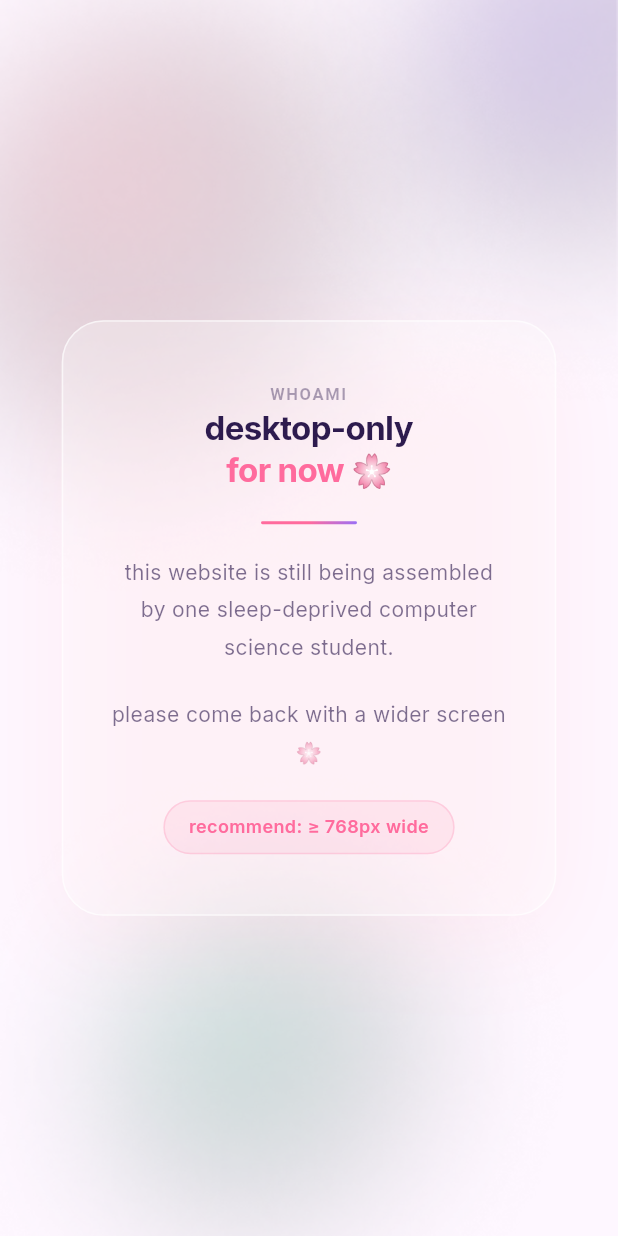
After one commit to serenebliss0/whoami, a Flutter app: the screen it shows after launch, on a phone screen of 412 x 824 dp. The commit adds this screen. Run offline on Flutter 3.47's test engine with Material 3 defaults, Android fonts, the phone set to English and light mode, and no system bars; missing offline and left inert: liquid_glass_widgets; Roboto replaces fonts that are missing (Cousine).

Commit message:
Added mobile unavailable page

```diff
--- a/whoami/lib/main.dart
+++ b/whoami/lib/main.dart
@@ -1,5 +1,6 @@
 import 'package:flutter/material.dart';
 import 'package:whoami/pages/home-page.dart';
+import 'package:whoami/pages/mobile-unavailable.dart';
 
 void main() {
   runApp(const MyApp());
@@ -8,11 +9,15 @@ void main() {
 class MyApp extends StatelessWidget {
   const MyApp({super.key});
 
+
   @override
 Widget build(BuildContext context) {
+
+  final width = MediaQuery.sizeOf(context).width;
+
     return MaterialApp(
       debugShowCheckedModeBanner: false,
-      home: HomePage(),
+      home: (width < 750) ? MobileUnavailable() : HomePage(),
     );
 
   //something goes here eventually
--- /dev/null
+++ b/whoami/lib/pages/mobile-unavailable.dart
@@ -0,0 +1,216 @@
+import 'package:flutter/material.dart';
+
+class MobileUnavailable extends StatelessWidget {
+  const MobileUnavailable({super.key});
+
+  @override
+  Widget build(BuildContext context) {
+    return Scaffold(
+      body: Container(
+
+        //gradient bg
+      decoration: const BoxDecoration(
+      image: DecorationImage(
+        image: AssetImage('assets/gradient-bg-mobile.png'),
+        fit: BoxFit.cover,
+      ),
+    ),
+
+  //card
+      child: Center(
+        child: Container(
+            width: 329.72,
+            padding: const EdgeInsets.symmetric(horizontal: 32, vertical: 40),
+            decoration: ShapeDecoration(
+          color: Colors.white.withValues(alpha: 0.28),
+          shape: RoundedRectangleBorder(
+              side: BorderSide(
+                  width: 1.03,
+                  color: Colors.white.withValues(alpha: 0.65),
+              ),
+              borderRadius: BorderRadius.circular(28),
+          ),
+          shadows: [
+              BoxShadow(
+                  color: Color(0x2DFFB6C1),
+                  blurRadius: 56,
+                  offset: Offset(0, 16),
+                  spreadRadius: 0,
+              )
+          ],
+            ),
+            child: Column(
+          mainAxisSize: MainAxisSize.min,
+          mainAxisAlignment: MainAxisAlignment.start,
+          crossAxisAlignment: CrossAxisAlignment.center,
+          spacing: 20,
+          children: [
+
+              Container(
+                  // width: 131.40,
+                  child: Column(
+                      mainAxisSize: MainAxisSize.min,
+                      mainAxisAlignment: MainAxisAlignment.start,
+                      crossAxisAlignment: CrossAxisAlignment.start,
+                      children: [
+                          Container(
+                              width: double.infinity,
+                              child: Column(
+                                  mainAxisSize: MainAxisSize.min,
+                                  mainAxisAlignment: MainAxisAlignment.start,
+                                  crossAxisAlignment: CrossAxisAlignment.center,
+                                  children: [
+                                      Text(
+                                          'WHOAMI',
+                                          textAlign: TextAlign.center,
+                                          style: TextStyle(
+                                              color: const Color(0x662D1B4E),
+                                              fontSize: 11,
+                                              fontFamily: 'Cousine',
+                                              fontWeight: FontWeight.w700,
+                                              height: 1.50,
+                                              letterSpacing: 1.10,
+                                          ),
+                                      ),
+                                  ],
+                              ),
+                          ),
+                              Column(
+                                  mainAxisSize: MainAxisSize.min,
+                                  mainAxisAlignment: MainAxisAlignment.start,
+                                  crossAxisAlignment: CrossAxisAlignment.start,
+                                  children: [
+                                    //desktop only text
+
+                                  Center(
+                                    // width: double.infinity,
+                                    child: Text(
+                                      'desktop-only',
+                                      style: const TextStyle(
+                                        color: Color(0xFF2D1B4E),
+                                        fontSize: 22,
+                                        fontFamily: 'Inter',
+                                        fontWeight: FontWeight.w700,
+                                        height: 1.25,
+                                        letterSpacing: -0.44,
+                                      ),
+                                    ),
+                                  ),
+
+
+                                      Container(
+                                          width: double.infinity,
+                                          child: Column(
+                                              mainAxisSize: MainAxisSize.min,
+                                              mainAxisAlignment: MainAxisAlignment.start,
+                                              crossAxisAlignment: CrossAxisAlignment.center,
+                                              children: [
+                                                  Text(
+                                                      'for now 🌸',
+                                                      textAlign: TextAlign.center,
+                                                      style: TextStyle(
+                                                          color: const Color(0xFFFF6B9D),
+                                                          fontSize: 22,
+                                                          fontFamily: 'Inter',
+                                                          fontWeight: FontWeight.w700,
+                                                          height: 1.25,
+                                                          letterSpacing: -0.44,
+                                                      ),
+                                                  ),
+                                              ],
+                                          ),
+                                      ),
+                                  ],
+                              ),
+
+                      ],
+                  ),
+              ),
+
+              //gradient bar
+              Container(
+                  width: 63.99,
+                  height: 1.99,
+                  decoration: ShapeDecoration(
+                      gradient: LinearGradient(
+                          begin: Alignment(0.00, 0.50),
+                          end: Alignment(1.00, 0.50),
+                          colors: [const Color(0xFFFF6B9D), const Color(0xFF9B6FF5)],
+                      ),
+                      shape: RoundedRectangleBorder(
+                          borderRadius: BorderRadius.circular(34492500),
+                      ),
+                  ),
+              ),
+
+//text info
+              SizedBox(
+                  width: 264,
+                  child: Text(
+                      'this website is still being assembled by one sleep-deprived computer science student.',
+                      textAlign: TextAlign.center,
+                      style: TextStyle(
+                          color: const Color(0x9E2D1B4E),
+                          fontSize: 14,
+                          fontFamily: 'Inter',
+                          fontWeight: FontWeight.w400,
+                          height: 1.75,
+                      ),
+                  ),
+              ),
+
+              Center(
+                child: Text(
+                    'please come back with a wider screen 🌸',
+                    textAlign: TextAlign.center,
+                    style: TextStyle(
+                        color: const Color(0x9E2D1B4E),
+                        fontSize: 14,
+                        fontFamily: 'Inter',
+                        fontWeight: FontWeight.w400,
+                        height: 1.75,
+                    ),
+                ),
+              ),
+
+              //minimum size pill
+              Container(
+                  padding: const EdgeInsets.symmetric(horizontal: 16, vertical: 8),
+                  decoration: ShapeDecoration(
+                      color: const Color(0x19FF6B9D),
+                      shape: RoundedRectangleBorder(
+                          side: BorderSide(
+                              width: 1.03,
+                              color: const Color(0x33FF6B9D),
+                          ),
+                          borderRadius: BorderRadius.circular(34492500),
+                      ),
+                  ),
+
+                  //min size recommendations
+                  child:
+                          Text(
+                              'recommend: ≥ 768px wide',
+                              textAlign: TextAlign.center,
+                              style: TextStyle(
+                                  color: const Color(0xFFFF6B9D),
+                                  fontSize: 12,
+                                  fontFamily: 'Inter',
+                                  fontWeight: FontWeight.w600,
+                                  height: 1.50,
+                              ),
+                          ),
+
+              ),
+          ],
+            ), //end of column
+        ),
+
+
+      ),
+
+    ),
+
+    );
+  }
+}
```
Also changed, not shown: whoami/pubspec.yaml (+5 -4 lines), whoami/assets/Inter-Regular.ttf (added), whoami/assets/gradient-bg-mobile.png (added).
